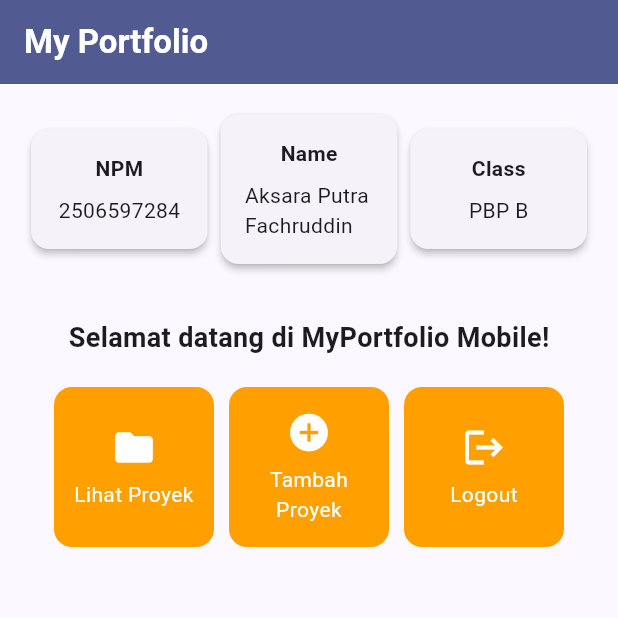
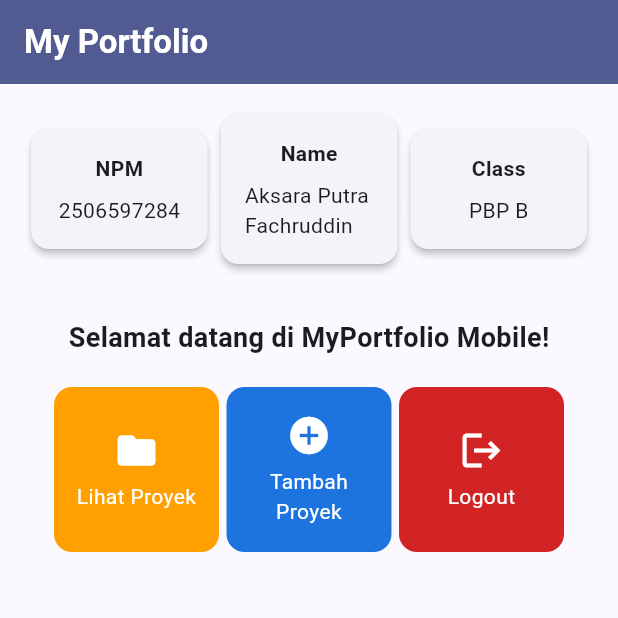
Before and after one commit to aksara-putra-f/myportofolio_mobile, a Flutter app: the screen it shows after launch, on a phone screen of 412 x 824 dp, the top half of it. Run offline on Flutter 3.47's test engine with Material 3 defaults, Android fonts, the phone set to English and light mode, and no system bars.

Commit message:
style: Mengubah warna dari tombol Lihat, Tambah, dan Logout

```diff
--- a/lib/menu.dart
+++ b/lib/menu.dart
@@ -3,8 +3,9 @@ import 'package:flutter/material.dart';
 class ItemHomepage {
   final String name;
   final IconData icon;
+  final Color color;
 
-  ItemHomepage(this.name, this.icon);
+  ItemHomepage(this.name, this.icon, this.color);
 }
 
 class MyHomePage extends StatelessWidget {
@@ -15,9 +16,9 @@ class MyHomePage extends StatelessWidget {
   final String kelas = "PBP B";
 
   final List<ItemHomepage> items = [
-    ItemHomepage("Lihat Proyek", Icons.folder),
-    ItemHomepage("Tambah Proyek", Icons.add_circle),
-    ItemHomepage("Logout", Icons.logout),
+    ItemHomepage("Lihat Proyek", Icons.folder, Colors.amber[700]!),
+    ItemHomepage("Tambah Proyek", Icons.add_circle, const Color.fromARGB(255, 30, 116, 222)),
+    ItemHomepage("Logout", Icons.logout, const Color.fromARGB(255, 210, 36, 36)),
   ];
 
   @override
@@ -53,7 +54,7 @@ class MyHomePage extends StatelessWidget {
 
             const SizedBox(height: 16.0),
 
-            // Bagian tengah: pesan sambutan dan kisi tombol menu portofolio.
+            // Bagian tengah: pesan sambutan dan isi tombol menu portofolio.
             Center(
               child: Column(
                 children: [
@@ -72,7 +73,7 @@ class MyHomePage extends StatelessWidget {
                   GridView.count(
                     primary: true,
                     padding: const EdgeInsets.all(20),
-                    crossAxisSpacing: 10,
+                    crossAxisSpacing: 5,
                     mainAxisSpacing: 10,
                     crossAxisCount: 3,
                     // shrinkWrap agar ukuran kisi menyesuaikan tinggi konten anak.
@@ -132,7 +133,7 @@ class ItemCard extends StatelessWidget {
   Widget build(BuildContext context) {
     return Material(
       // Menggunakan warna sekunder dari skema tema aplikasi.
-      color: Theme.of(context).colorScheme.secondary,
+      color: item.color,
       borderRadius: BorderRadius.circular(12),
       child: InkWell(
         // Aksi ketika kartu ditekan oleh pengguna.
```
